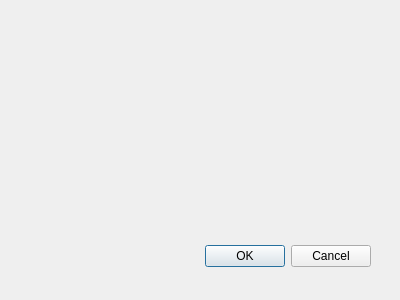
The window that src/delaysdialog.ui (bloguetronica/mcp2210-com) describes before a commit, drawn with Qt 5.
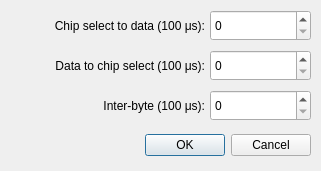
The same window after the commit. Icons and pictures are not drawn.

The edit to the form file:
```diff
--- a/src/delaysdialog.ui
+++ b/src/delaysdialog.ui
@@ -6,10 +6,22 @@
    <rect>
     <x>0</x>
     <y>0</y>
-    <width>400</width>
-    <height>300</height>
+    <width>321</width>
+    <height>171</height>
    </rect>
   </property>
+  <property name="minimumSize">
+   <size>
+    <width>321</width>
+    <height>171</height>
+   </size>
+  </property>
+  <property name="maximumSize">
+   <size>
+    <width>321</width>
+    <height>171</height>
+   </size>
+  </property>
   <property name="windowTitle">
    <string>SPI Delays Configuration</string>
   </property>
@@ -30,10 +42,10 @@
   <widget class="QDialogButtonBox" name="buttonBox">
    <property name="geometry">
     <rect>
-     <x>30</x>
-     <y>240</y>
-     <width>341</width>
-     <height>32</height>
+     <x>10</x>
+     <y>130</y>
+     <width>301</width>
+     <height>31</height>
     </rect>
    </property>
    <property name="orientation">
@@ -43,6 +55,93 @@
     <set>QDialogButtonBox::Cancel|QDialogButtonBox::Ok</set>
    </property>
   </widget>
+  <widget class="QLabel" name="labelCSToDataDelay">
+   <property name="geometry">
+    <rect>
+     <x>10</x>
+     <y>17</y>
+     <width>195</width>
+     <height>17</height>
+    </rect>
+   </property>
+   <property name="text">
+    <string>Chip select to data (100 μs):</string>
+   </property>
+   <property name="alignment">
+    <set>Qt::AlignRight|Qt::AlignTrailing|Qt::AlignVCenter</set>
+   </property>
+  </widget>
+  <widget class="QSpinBox" name="spinBoxCSToDataDelay">
+   <property name="geometry">
+    <rect>
+     <x>210</x>
+     <y>10</y>
+     <width>101</width>
+     <height>31</height>
+    </rect>
+   </property>
+   <property name="maximum">
+    <number>65535</number>
+   </property>
+  </widget>
+  <widget class="QLabel" name="labelDataToCSDelay">
+   <property name="geometry">
+    <rect>
+     <x>10</x>
+     <y>57</y>
+     <width>195</width>
+     <height>17</height>
+    </rect>
+   </property>
+   <property name="text">
+    <string>Data to chip select (100 μs):</string>
+   </property>
+   <property name="alignment">
+    <set>Qt::AlignRight|Qt::AlignTrailing|Qt::AlignVCenter</set>
+   </property>
+  </widget>
+  <widget class="QSpinBox" name="spinBoxDataToCSDelay">
+   <property name="geometry">
+    <rect>
+     <x>210</x>
+     <y>50</y>
+     <width>101</width>
+     <height>31</height>
+    </rect>
+   </property>
+   <property name="maximum">
+    <number>65535</number>
+   </property>
+  </widget>
+  <widget class="QLabel" name="labelInterByteDelay">
+   <property name="geometry">
+    <rect>
+     <x>10</x>
+     <y>97</y>
+     <width>195</width>
+     <height>17</height>
+    </rect>
+   </property>
+   <property name="text">
+    <string>Inter-byte (100 μs):</string>
+   </property>
+   <property name="alignment">
+    <set>Qt::AlignRight|Qt::AlignTrailing|Qt::AlignVCenter</set>
+   </property>
+  </widget>
+  <widget class="QSpinBox" name="spinBoxInterByteDelay">
+   <property name="geometry">
+    <rect>
+     <x>210</x>
+     <y>90</y>
+     <width>101</width>
+     <height>31</height>
+    </rect>
+   </property>
+   <property name="maximum">
+    <number>65535</number>
+   </property>
+  </widget>
  </widget>
  <resources>
   <include location="resources.qrc"/>
```
Left out of the diff: 18 changed lines with no effect on the pictures.
